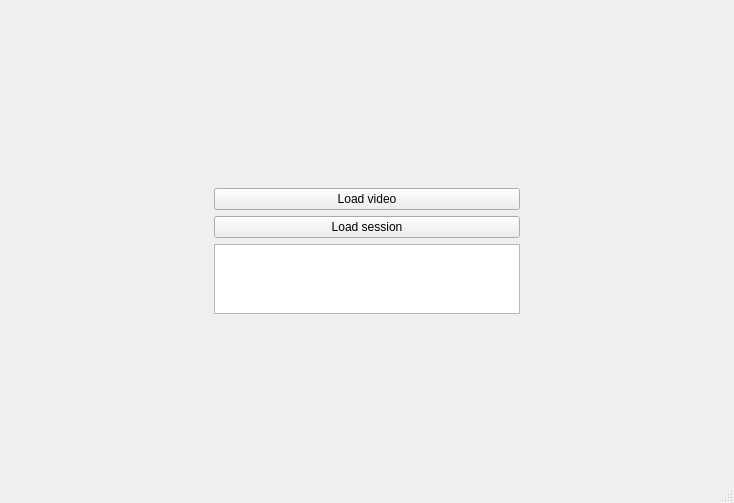
This is GUI/start_page.ui in LightAboveFighter/Panocam_Recognition_Classification as Qt 5 draws it before an edit. The edited form follows.
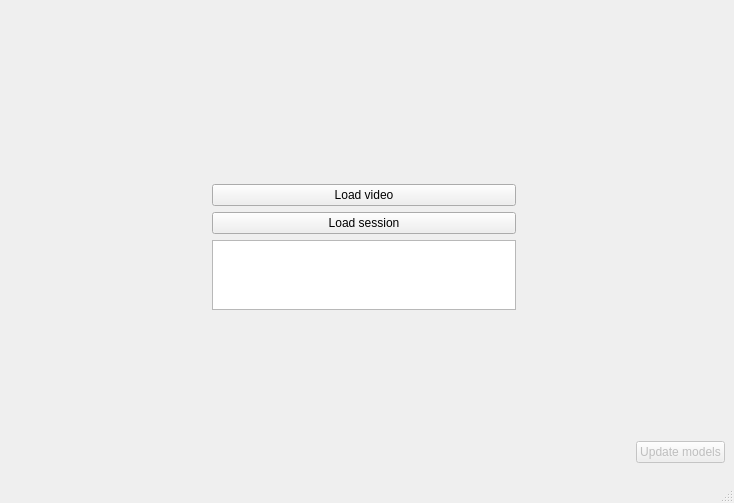
This is the edited form. Custom widgets are drawn as their Qt base class.

Commit message: add update models button

Patch:
```diff
--- a/GUI/start_page.ui
+++ b/GUI/start_page.ui
@@ -248,6 +248,36 @@
         </property>
        </widget>
       </item>
+      <item row="5" column="2">
+       <layout class="QHBoxLayout" name="horizontalLayout" stretch="10,1">
+        <item>
+         <spacer name="horizontalSpacer_3">
+          <property name="orientation">
+           <enum>Qt::Horizontal</enum>
+          </property>
+          <property name="sizeHint" stdset="0">
+           <size>
+            <width>40</width>
+            <height>20</height>
+           </size>
+          </property>
+         </spacer>
+        </item>
+        <item>
+         <widget class="QPushButton" name="button_update_models">
+          <property name="enabled">
+           <bool>false</bool>
+          </property>
+          <property name="text">
+           <string>Update models</string>
+          </property>
+          <property name="default">
+           <bool>false</bool>
+          </property>
+         </widget>
+        </item>
+       </layout>
+      </item>
      </layout>
     </item>
    </layout>
```
The commit also changes 2 other files.
